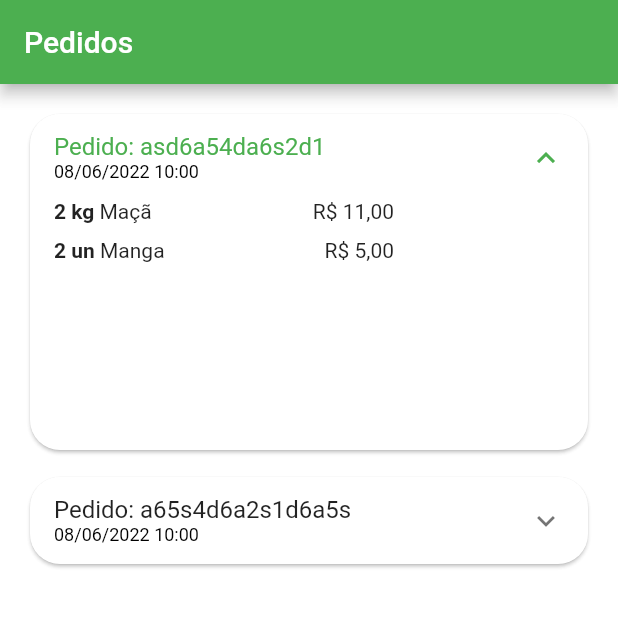
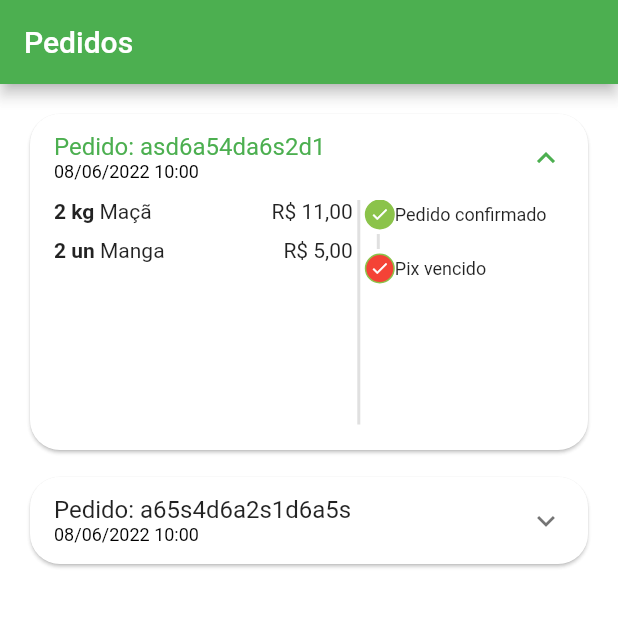
Before and after one commit to espartalocs/LojaVirtualFlutter, a Flutter app: the OrderTab screen opened directly, after a tap on an icon or button, on a phone screen of 412 x 824 dp, the top half of it. Run offline on Flutter 3.47's test engine with Material 2 defaults, Android fonts, the light colour scheme and no system bars; our stand-ins replace animated_text_kit, badges, mask_text_input_formatter.

Commit message:
criando  widget de status de pagamento

```diff
--- a/lib/src/models/order_model.dart
+++ b/lib/src/models/order_model.dart
@@ -1,5 +1,4 @@
 import 'package:loja_virtual/src/models/cart_item_model.dart';
-import 'package:loja_virtual/src/models/item_model.dart';
 
 class OrderModel {
   String id;
--- /dev/null
+++ b/lib/src/pages/orders/components/order_status_widget.dart
@@ -0,0 +1,107 @@
+import 'package:flutter/material.dart';
+import 'package:loja_virtual/src/configs/custom_dors.dart';
+
+class OrderStatusWidget extends StatelessWidget {
+  final String status;
+  final bool isOverdue;
+
+  final Map<String, int> allStatus = <String, int>{
+    'pending_payment': 0,
+    'refunded': 1,
+    'paid': 2,
+    'preparing_purchase': 3,
+    'shipping': 4,
+    'delivered': 5
+  };
+
+  int get currentStatus => allStatus[status]!;
+
+  OrderStatusWidget({Key? key, required this.status, required this.isOverdue})
+      : super(key: key);
+
+  @override
+  Widget build(BuildContext context) {
+    return Column(
+      crossAxisAlignment: CrossAxisAlignment.start,
+      children: [
+        const _StatusDot(
+          isActive: true,
+          title: 'Pedido confirmado',
+        ),
+        const _CustomDivider(),
+        if (currentStatus == 1) ...[
+          const _StatusDot(isActive: true, title: 'Pix estornado')
+        ] else if (isOverdue) ...[
+          const _StatusDot(
+              isActive: true,
+              title: 'Pix vencido',
+              backgroundColor: Colors.red),
+        ]
+      ],
+    );
+  }
+}
+
+class _CustomDivider extends StatelessWidget {
+  const _CustomDivider({Key? key}) : super(key: key);
+
+  @override
+  Widget build(BuildContext context) {
+    return Container(
+      margin: const EdgeInsets.symmetric(
+        horizontal: 8,
+        vertical: 3,
+      ),
+      height: 10,
+      width: 2,
+      color: Colors.grey.shade300,
+    );
+  }
+}
+
+class _StatusDot extends StatelessWidget {
+  final bool isActive;
+  final String title;
+  final Color? backgroundColor;
+  const _StatusDot(
+      {Key? key,
+      required this.isActive,
+      required this.title,
+      this.backgroundColor})
+      : super(key: key);
+
+  @override
+  Widget build(BuildContext context) {
+    return Row(
+      children: [
+        Container(
+          alignment: Alignment.center,
+          height: 20,
+          width: 20,
+          decoration: BoxDecoration(
+              shape: BoxShape.circle,
+              border: Border.all(
+                color: CustomColors.customSwatchColor,
+              ),
+              color: isActive
+                  ? backgroundColor ?? CustomColors.customSwatchColor
+                  : Colors.transparent),
+          child: isActive
+              ? const Icon(
+                  Icons.check,
+                  size: 13,
+                  color: Colors.white,
+                )
+              : const SizedBox.shrink(),
+        ),
+        Expanded(
+            child: Text(
+          title,
+          style: const TextStyle(
+            fontSize: 12,
+          ),
+        ))
+      ],
+    );
+  }
+}
--- a/lib/src/pages/orders/components/order_tile.dart
+++ b/lib/src/pages/orders/components/order_tile.dart
@@ -1,6 +1,7 @@
 import 'package:flutter/material.dart';
 import 'package:loja_virtual/src/models/cart_item_model.dart';
 import 'package:loja_virtual/src/models/order_model.dart';
+import 'package:loja_virtual/src/pages/orders/components/order_status_widget.dart';
 import 'package:loja_virtual/src/service/utils_services.dart';
 
 class OrderTile extends StatelessWidget {
@@ -36,7 +37,7 @@ class OrderTile extends StatelessWidget {
               child: Row(
                 children: [
                   Expanded(
-                    flex: 2,
+                    flex: 3,
                     child: ListView(
                         children: order.items.map((orderItem) {
                       return _OrderItemWidget(
@@ -45,8 +46,17 @@ class OrderTile extends StatelessWidget {
                       );
                     }).toList()),
                   ),
+                  VerticalDivider(
+                    color: Colors.grey.shade300,
+                    thickness: 2,
+                    width: 8,
+                  ),
                   Expanded(
-                    child: Container(),
+                    flex: 2,
+                    child: OrderStatusWidget(
+                      status: order.status,
+                      isOverdue: order.overdueDateTime.isBefore(DateTime.now()),
+                    ),
                   ),
                 ],
               ),
--- a/lib/src/pages/orders/orders_tab.dart
+++ b/lib/src/pages/orders/orders_tab.dart
@@ -1,3 +1,5 @@
+// ignore_for_file: library_prefixes
+
 import 'package:flutter/material.dart';
 import 'package:loja_virtual/src/configs/app_data.dart' as appData;
 import 'package:loja_virtual/src/pages/orders/components/order_tile.dart';
```
